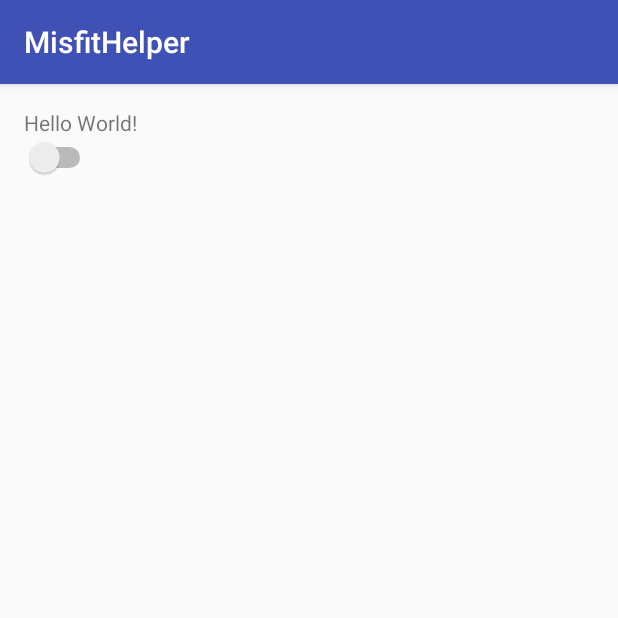
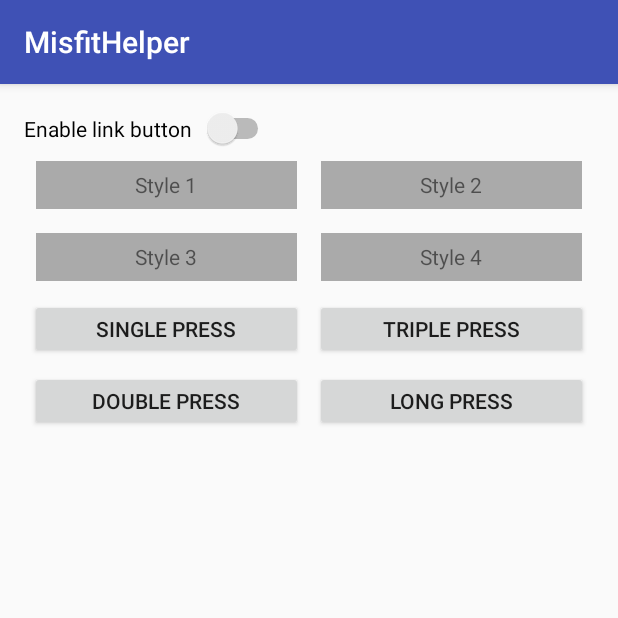
Before and after one commit to lhphong09t2/misfithelper, an Android app: the screen it shows after launch (MainActivity), on a phone screen of 412 x 824 dp, the top half of it. Run offline under Robolectric (Android 15) with nearby library versions, the light colour scheme and no system bars; libraries missing offline, so code that uses them is left out: com.misfit.misfitlinksdk; 3 statements that could not run were skipped.

Commit message:
Experiment control smartphone from link button, get four command states link button to change background textview

```diff
--- a/Sandbox/MisfitHelper/app/src/main/java/com/example/luongt/misfithelper/DeviceMonitorDelegate.java
+++ b/Sandbox/MisfitHelper/app/src/main/java/com/example/luongt/misfithelper/DeviceMonitorDelegate.java
@@ -4,6 +4,7 @@
 
 import com.misfit.misfitlinksdk.publish.MFLCommand;
 import com.misfit.misfitlinksdk.publish.MFLGestureCommandDelegate;
+import com.misfit.misfitlinksdk.publish.MFLGestureType;
 
 /**
  * Created by luongt on 3/16/2016.
@@ -11,10 +12,34 @@
 public class DeviceMonitorDelegate implements MFLGestureCommandDelegate {
 
     private static final String TAG = "DeviceMonitorDelegate";
+    private static String commandMisfit = "";
 
     @Override
     public void performActionByCommand(MFLCommand command, String serialNumber) {
         Log.i(TAG, "performActionByCommand " + command.getName() + " " + serialNumber);
-        // add your code here
+        commandMisfit = command.getName();
+
+        switch (commandMisfit)
+        {
+            case "sp":
+                iOnMisfitButtonClickListener.onClick(MFLGestureType.SINGLE_PRESS);
+                break;
+            case "dp":
+                iOnMisfitButtonClickListener.onClick(MFLGestureType.DOUBLE_PRESS);
+                break;
+            case "tp":
+                iOnMisfitButtonClickListener.onClick(MFLGestureType.TRIPLE_PRESS);
+                break;
+            default:
+                iOnMisfitButtonClickListener.onClick(MFLGestureType.LONG_PRESS);
+                break;
+        }
+    }
+
+    private OnMisfitButtonClickListener iOnMisfitButtonClickListener;
+
+    public void setOnMisfitButtonClickListener(OnMisfitButtonClickListener i)
+    {
+        iOnMisfitButtonClickListener = i;
     }
 }
--- a/Sandbox/MisfitHelper/app/src/main/java/com/example/luongt/misfithelper/MainActivity.java
+++ b/Sandbox/MisfitHelper/app/src/main/java/com/example/luongt/misfithelper/MainActivity.java
@@ -3,9 +3,12 @@
 import android.os.Bundle;
 import android.support.v7.app.AppCompatActivity;
 import android.util.Log;
+import android.view.View;
+import android.widget.Button;
 import android.widget.CompoundButton;
 import android.widget.Switch;
 
+import com.example.luongt.misfithelper.control.DynamicView;
 import com.misfit.misfitlinksdk.MFLSession;
 import com.misfit.misfitlinksdk.publish.MFLCallBack;
 import com.misfit.misfitlinksdk.publish.MFLCommand;
@@ -15,22 +18,52 @@
 import java.util.List;
 import java.util.Map;
 
-public class MainActivity extends AppCompatActivity implements CompoundButton.OnCheckedChangeListener {
+public class MainActivity extends AppCompatActivity implements
+        CompoundButton.OnCheckedChangeListener,
+        View.OnClickListener,
+        OnMisfitButtonClickListener
+{
 
     private static final String TAG = "MainActivity";
+
+    private DynamicView _styleOneView;
+    private DynamicView _styleTwoView;
+    private DynamicView _styleThreeView;
+    private DynamicView _styleFourView;
+
+    private Button _styleOneButton;
+    private Button _styleTwoButton;
+    private Button _styleThreeButton;
+    private Button _styleFourButton;
 
     @Override
     protected void onCreate(Bundle savedInstanceState) {
         super.onCreate(savedInstanceState);
         setContentView(R.layout.activity_main);
 
+        ((Switch) findViewById(R.id.switch1)).setOnCheckedChangeListener(this);
+
+        _styleOneView = (DynamicView)findViewById(R.id.styleOneView);
+        _styleTwoView = (DynamicView)findViewById(R.id.styleTwoView);
+        _styleThreeView = (DynamicView)findViewById(R.id.styleThreeView);
+        _styleFourView = (DynamicView)findViewById(R.id.styleFourView);
+
+        _styleOneButton = (Button)findViewById(R.id.singlePressButton);
+        _styleTwoButton = (Button)findViewById(R.id.doublePressButton);
+        _styleThreeButton = (Button)findViewById(R.id.triplePressButton);
+        _styleFourButton = (Button)findViewById(R.id.longPressButton);
+
+        _styleOneButton.setOnClickListener(this);
+        _styleTwoButton.setOnClickListener(this);
+        _styleThreeButton.setOnClickListener(this);
+        _styleFourButton.setOnClickListener(this);
+
         DeviceMonitorDelegate deviceMonitorDelegate = new DeviceMonitorDelegate();
         MFLSession.sharedInstance().setGestureCommandDelegate(deviceMonitorDelegate);
+        deviceMonitorDelegate.setOnMisfitButtonClickListener(this);
 
         DeviceStateTrackingDelegate deviceStateTrackingDelegate = new DeviceStateTrackingDelegate();
         MFLSession.sharedInstance().setStateTrackingDelegate(deviceStateTrackingDelegate);
-
-        ((Switch) findViewById(R.id.switch1)).setOnCheckedChangeListener(this);
     }
 
     @Override
@@ -58,4 +91,39 @@
             MFLSession.sharedInstance().disable();
         }
     }
+
+    @Override
+    public void onClick(View v) {
+        if (v == _styleOneButton)
+        {
+            _styleOneView.blink();
+        }
+    }
+
+    @Override
+    public void onClick(MFLGestureType type) {
+
+        final MFLGestureType temp = type;
+
+        runOnUiThread(new Runnable() {
+            @Override
+            public void run() {
+                switch (temp)
+                {
+                    case SINGLE_PRESS:
+                        _styleOneView.blink();
+                        break;
+                    case DOUBLE_PRESS:
+                        _styleTwoView.blink();
+                        break;
+                    case TRIPLE_PRESS:
+                        _styleThreeView.blink();
+                        break;
+                    default:
+                        _styleFourView.blink();
+                        break;
+                }
+            }
+        });
+    }
 }
--- /dev/null
+++ b/Sandbox/MisfitHelper/app/src/main/java/com/example/luongt/misfithelper/OnMisfitButtonClickListener.java
@@ -0,0 +1,10 @@
+package com.example.luongt.misfithelper;
+
+import com.misfit.misfitlinksdk.publish.MFLGestureType;
+
+/**
+ * Created by luongt on 3/17/2016.
+ */
+public interface OnMisfitButtonClickListener {
+    void onClick(MFLGestureType type);
+}
--- /dev/null
+++ b/Sandbox/MisfitHelper/app/src/main/java/com/example/luongt/misfithelper/control/DynamicView.java
@@ -0,0 +1,48 @@
+package com.example.luongt.misfithelper.control;
+
+import android.content.Context;
+import android.graphics.Color;
+import android.os.AsyncTask;
+import android.util.AttributeSet;
+import android.widget.TextView;
+
+/**
+ * Created by luongt on 3/17/2016.
+ */
+public class DynamicView extends TextView {
+    public DynamicView(Context context, AttributeSet attrs) {
+        super(context, attrs);
+    }
+
+    public DynamicView(Context context) {
+        super(context);
+    }
+
+    public void blink()
+    {
+        setBackgroundColor(Color.RED);
+
+        new CustomAsyncTask().execute();
+    }
+
+    private class CustomAsyncTask extends AsyncTask<Void, Void, Void>
+    {
+        @Override
+        protected Void doInBackground(Void... params) {
+            try {
+                Thread.sleep(1000);
+            } catch (InterruptedException e) {
+                e.printStackTrace();
+            }
+
+            return null;
+        }
+
+        @Override
+        protected void onPostExecute(Void aVoid) {
+            super.onPostExecute(aVoid);
+
+            DynamicView.this.setBackgroundColor(Color.GREEN);
+        }
+    }
+}
--- a/Sandbox/MisfitHelper/app/src/main/res/layout/activity_main.xml
+++ b/Sandbox/MisfitHelper/app/src/main/res/layout/activity_main.xml
@@ -1,23 +1,103 @@
 <?xml version="1.0" encoding="utf-8"?>
-<RelativeLayout xmlns:android="http://schemas.android.com/apk/res/android"
+<LinearLayout xmlns:android="http://schemas.android.com/apk/res/android"
     xmlns:tools="http://schemas.android.com/tools"
+    tools:context="com.example.luongt.misfithelper.MainActivity"
     android:layout_width="match_parent"
     android:layout_height="match_parent"
-    android:paddingBottom="@dimen/activity_vertical_margin"
-    android:paddingLeft="@dimen/activity_horizontal_margin"
-    android:paddingRight="@dimen/activity_horizontal_margin"
-    android:paddingTop="@dimen/activity_vertical_margin"
-    tools:context="com.example.luongt.misfithelper.MainActivity">
-
-    <TextView
-        android:layout_width="wrap_content"
-        android:layout_height="wrap_content"
-        android:text="Hello World!"
-        android:id="@+id/textView" />
+    android:padding="@dimen/activity_vertical_margin"
+    android:orientation="vertical">
 
     <Switch
         android:id="@+id/switch1"
         android:layout_width="wrap_content"
         android:layout_height="wrap_content"
-        android:layout_below="@+id/textView" />
-</RelativeLayout>
+        android:text="Enable link button  "/>
+
+    <LinearLayout
+    android:layout_width="match_parent"
+    android:layout_height="@dimen/item_height">
+    <com.example.luongt.misfithelper.control.DynamicView
+        android:id="@+id/styleOneView"
+        android:layout_width="0dp"
+        android:layout_height="match_parent"
+        android:layout_weight="1"
+        android:layout_margin="8dp"
+        android:background="@color/itemDefault"
+        android:gravity="center"
+        android:text="Style 1"/>
+    <com.example.luongt.misfithelper.control.DynamicView
+        android:id="@+id/styleTwoView"
+        android:layout_width="0dp"
+        android:layout_height="match_parent"
+        android:layout_weight="1"
+        android:layout_margin="8dp"
+        android:background="@color/itemDefault"
+        android:gravity="center"
+        android:text="Style 2"/>
+</LinearLayout>
+
+    <LinearLayout
+        android:layout_width="match_parent"
+        android:layout_height="@dimen/item_height">
+        <com.example.luongt.misfithelper.control.DynamicView
+            android:id="@+id/styleThreeView"
+            android:layout_width="0dp"
+            android:layout_height="match_parent"
+            android:layout_weight="1"
+            android:layout_margin="8dp"
+            android:background="@color/itemDefault"
+            android:gravity="center"
+            android:text="Style 3"/>
+        <com.example.luongt.misfithelper.control.DynamicView
+            android:id="@+id/styleFourView"
+            android:layout_width="0dp"
+            android:layout_height="match_parent"
+            android:layout_weight="1"
+            android:layout_margin="8dp"
+            android:background="@color/itemDefault"
+            android:gravity="center"
+            android:text="Style 4"/>
+    </LinearLayout>
+
+    <LinearLayout
+        android:layout_width="match_parent"
+        android:layout_height="@dimen/item_height">
+        <Button
+            android:id="@+id/singlePressButton"
+            android:layout_width="0dp"
+            android:layout_height="match_parent"
+            android:layout_weight="1"
+            android:layout_margin="4dp"
+            android:text="Single press"/>
+
+        <Button
+            android:id="@+id/triplePressButton"
+            android:layout_width="0dp"
+            android:layout_height="match_parent"
+            android:layout_weight="1"
+            android:layout_margin="4dp"
+            android:text="Triple press"/>
+    </LinearLayout>
+
+    <LinearLayout
+        android:layout_width="match_parent"
+        android:layout_height="@dimen/item_height">
+        <Button
+            android:id="@+id/doublePressButton"
+            android:layout_width="0dp"
+            android:layout_height="match_parent"
+            android:layout_weight="1"
+            android:layout_margin="4dp"
+            android:text="Double press"/>
+
+        <Button
+            android:id="@+id/longPressButton"
+            android:layout_width="0dp"
+            android:layout_height="match_parent"
+            android:layout_weight="1"
+            android:layout_margin="4dp"
+            android:text="Long press"/>
+    </LinearLayout>
+
+
+</LinearLayout>
--- a/Sandbox/MisfitHelper/app/src/main/res/values/colors.xml
+++ b/Sandbox/MisfitHelper/app/src/main/res/values/colors.xml
@@ -3,4 +3,5 @@
     <color name="colorPrimary">#3F51B5</color>
     <color name="colorPrimaryDark">#303F9F</color>
     <color name="colorAccent">#FF4081</color>
+    <color name="itemDefault">#aaaaaa</color>
 </resources>
--- a/Sandbox/MisfitHelper/app/src/main/res/values/dimens.xml
+++ b/Sandbox/MisfitHelper/app/src/main/res/values/dimens.xml
@@ -2,4 +2,6 @@
     <!-- Default screen margins, per the Android Design guidelines. -->
     <dimen name="activity_horizontal_margin">16dp</dimen>
     <dimen name="activity_vertical_margin">16dp</dimen>
+    <dimen name="item_height">48dp</dimen>
+
 </resources>
```
